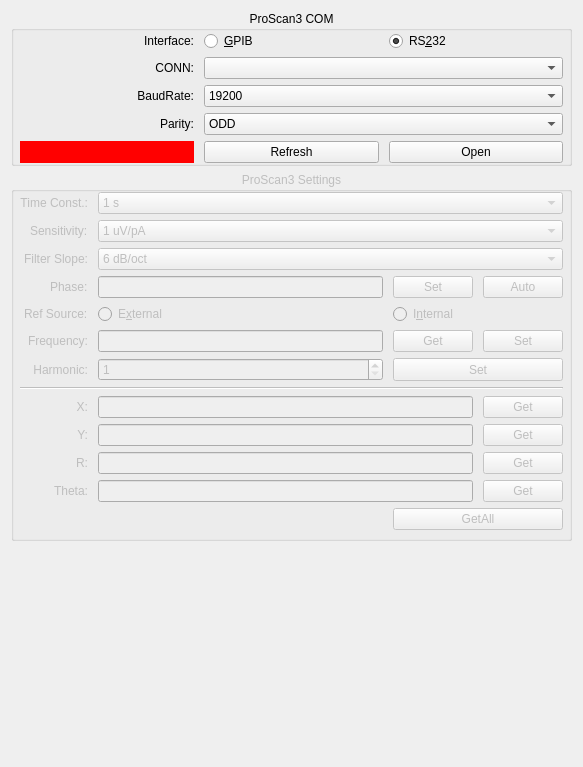
Qt form PriorScientific/ProScanIII/proscan3_config.ui (EdwarDu/autools) before a commit.
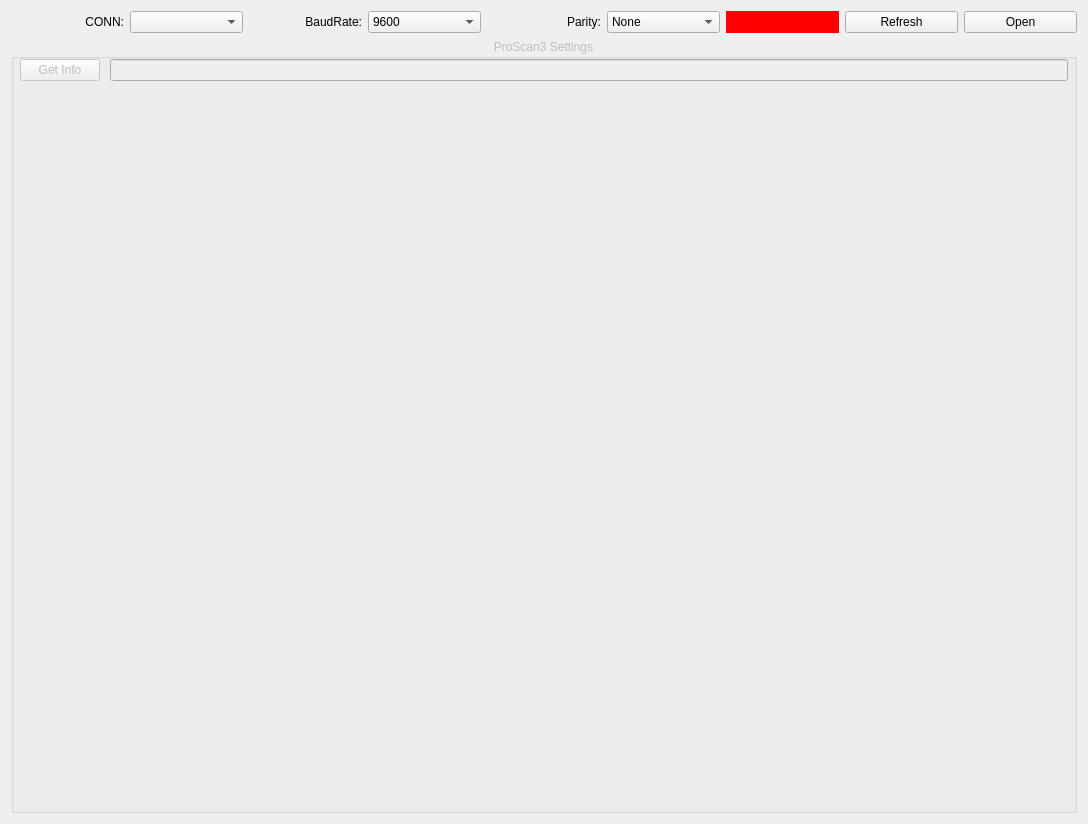
The same form after that commit.

```diff
--- a/PriorScientific/ProScanIII/proscan3_config.ui
+++ b/PriorScientific/ProScanIII/proscan3_config.ui
@@ -6,8 +6,8 @@
    <rect>
     <x>0</x>
     <y>0</y>
-    <width>583</width>
-    <height>767</height>
+    <width>1088</width>
+    <height>824</height>
    </rect>
   </property>
   <property name="windowTitle">
@@ -15,255 +15,162 @@
   </property>
   <layout class="QVBoxLayout" name="verticalLayout">
    <item>
-    <widget class="QGroupBox" name="groupBox_CONN">
-     <property name="sizePolicy">
-      <sizepolicy hsizetype="Preferred" vsizetype="Preferred">
-       <horstretch>0</horstretch>
-       <verstretch>0</verstretch>
-      </sizepolicy>
-     </property>
-     <property name="minimumSize">
-      <size>
-       <width>0</width>
-       <height>0</height>
-      </size>
-     </property>
-     <property name="title">
-      <string>ProScan3 COM</string>
-     </property>
-     <property name="alignment">
-      <set>Qt::AlignHCenter|Qt::AlignTop</set>
-     </property>
-     <layout class="QVBoxLayout" name="verticalLayout_2">
-      <property name="leftMargin">
-       <number>0</number>
-      </property>
-      <property name="topMargin">
-       <number>0</number>
-      </property>
-      <property name="rightMargin">
-       <number>0</number>
-      </property>
-      <property name="bottomMargin">
-       <number>0</number>
-      </property>
-      <item>
-       <layout class="QGridLayout" name="gridLayout">
-        <property name="leftMargin">
-         <number>6</number>
+    <layout class="QHBoxLayout" name="horizontalLayout">
+     <item>
+      <widget class="QLabel" name="label">
+       <property name="text">
+        <string>CONN:</string>
+       </property>
+       <property name="alignment">
+        <set>Qt::AlignRight|Qt::AlignTrailing|Qt::AlignVCenter</set>
+       </property>
+      </widget>
+     </item>
+     <item>
+      <widget class="QComboBox" name="comboBox_CONN">
+       <property name="enabled">
+        <bool>true</bool>
+       </property>
+       <property name="sizePolicy">
+        <sizepolicy hsizetype="Preferred" vsizetype="Fixed">
+         <horstretch>0</horstretch>
+         <verstretch>0</verstretch>
+        </sizepolicy>
+       </property>
+      </widget>
+     </item>
+     <item>
+      <widget class="QLabel" name="label_6">
+       <property name="text">
+        <string>BaudRate:</string>
+       </property>
+       <property name="alignment">
+        <set>Qt::AlignRight|Qt::AlignTrailing|Qt::AlignVCenter</set>
+       </property>
+      </widget>
+     </item>
+     <item>
+      <widget class="QComboBox" name="comboBox_COM_BaudRate">
+       <property name="editable">
+        <bool>false</bool>
+       </property>
+       <property name="currentText">
+        <string>9600</string>
+       </property>
+       <property name="currentIndex">
+        <number>0</number>
+       </property>
+       <item>
+        <property name="text">
+         <string>9600</string>
         </property>
-        <property name="rightMargin">
-         <number>6</number>
+       </item>
+       <item>
+        <property name="text">
+         <string>19200</string>
         </property>
-        <property name="horizontalSpacing">
-         <number>10</number>
+       </item>
+       <item>
+        <property name="text">
+         <string>38400</string>
         </property>
-        <item row="1" column="1" colspan="2">
-         <widget class="QComboBox" name="comboBox_CONN">
-          <property name="enabled">
-           <bool>true</bool>
-          </property>
-          <property name="sizePolicy">
-           <sizepolicy hsizetype="Preferred" vsizetype="Fixed">
-            <horstretch>0</horstretch>
-            <verstretch>0</verstretch>
-           </sizepolicy>
-          </property>
-         </widget>
-        </item>
-        <item row="4" column="0">
-         <widget class="QLabel" name="label_COM_Status">
-          <property name="styleSheet">
-           <string notr="true">background : red</string>
-          </property>
-          <property name="text">
-           <string/>
-          </property>
-          <property name="alignment">
-           <set>Qt::AlignCenter</set>
-          </property>
-          <property name="margin">
-           <number>0</number>
-          </property>
-         </widget>
-        </item>
-        <item row="4" column="2">
-         <widget class="QPushButton" name="pushButton_COM_Open">
-          <property name="maximumSize">
-           <size>
-            <width>16777215</width>
-            <height>16777215</height>
-           </size>
-          </property>
-          <property name="text">
-           <string>Open</string>
-          </property>
-          <property name="checkable">
-           <bool>true</bool>
-          </property>
-          <property name="flat">
-           <bool>false</bool>
-          </property>
-         </widget>
-        </item>
-        <item row="3" column="1" colspan="2">
-         <widget class="QComboBox" name="comboBox_COM_Parity">
-          <property name="currentText">
-           <string>ODD</string>
-          </property>
-          <property name="currentIndex">
-           <number>1</number>
-          </property>
-          <item>
-           <property name="text">
-            <string>None</string>
-           </property>
-          </item>
-          <item>
-           <property name="text">
-            <string>ODD</string>
-           </property>
-          </item>
-          <item>
-           <property name="text">
-            <string>EVEN</string>
-           </property>
-          </item>
-         </widget>
-        </item>
-        <item row="3" column="0">
-         <widget class="QLabel" name="label_7">
-          <property name="text">
-           <string>Parity:</string>
-          </property>
-          <property name="alignment">
-           <set>Qt::AlignRight|Qt::AlignTrailing|Qt::AlignVCenter</set>
-          </property>
-         </widget>
-        </item>
-        <item row="4" column="1">
-         <widget class="QPushButton" name="pushButton_COM_Refresh">
-          <property name="minimumSize">
-           <size>
-            <width>0</width>
-            <height>0</height>
-           </size>
-          </property>
-          <property name="maximumSize">
-           <size>
-            <width>16777215</width>
-            <height>16777215</height>
-           </size>
-          </property>
-          <property name="text">
-           <string>Refresh</string>
-          </property>
-          <property name="checkable">
-           <bool>false</bool>
-          </property>
-         </widget>
-        </item>
-        <item row="1" column="0">
-         <widget class="QLabel" name="label">
-          <property name="text">
-           <string>CONN:</string>
-          </property>
-          <property name="alignment">
-           <set>Qt::AlignRight|Qt::AlignTrailing|Qt::AlignVCenter</set>
-          </property>
-         </widget>
-        </item>
-        <item row="2" column="0">
-         <widget class="QLabel" name="label_6">
-          <property name="text">
-           <string>BaudRate:</string>
-          </property>
-          <property name="alignment">
-           <set>Qt::AlignRight|Qt::AlignTrailing|Qt::AlignVCenter</set>
-          </property>
-         </widget>
-        </item>
-        <item row="2" column="1" colspan="2">
-         <widget class="QComboBox" name="comboBox_COM_BaudRate">
-          <property name="editable">
-           <bool>false</bool>
-          </property>
-          <property name="currentText">
-           <string>19200</string>
-          </property>
-          <property name="currentIndex">
-           <number>1</number>
-          </property>
-          <item>
-           <property name="text">
-            <string>9600</string>
-           </property>
-          </item>
-          <item>
-           <property name="text">
-            <string>19200</string>
-           </property>
-          </item>
-          <item>
-           <property name="text">
-            <string>38400</string>
-           </property>
-          </item>
-          <item>
-           <property name="text">
-            <string>57600</string>
-           </property>
-          </item>
-          <item>
-           <property name="text">
-            <string>115200</string>
-           </property>
-          </item>
-         </widget>
-        </item>
-        <item row="0" column="0">
-         <widget class="QLabel" name="label_4">
-          <property name="text">
-           <string>Interface:</string>
-          </property>
-          <property name="alignment">
-           <set>Qt::AlignRight|Qt::AlignTrailing|Qt::AlignVCenter</set>
-          </property>
-         </widget>
-        </item>
-        <item row="0" column="1">
-         <widget class="QRadioButton" name="radioButton_Interf_GPIB">
-          <property name="minimumSize">
-           <size>
-            <width>0</width>
-            <height>0</height>
-           </size>
-          </property>
-          <property name="text">
-           <string>&amp;GPIB</string>
-          </property>
-         </widget>
-        </item>
-        <item row="0" column="2">
-         <widget class="QRadioButton" name="radioButton_Interf_RS232">
-          <property name="minimumSize">
-           <size>
-            <width>0</width>
-            <height>0</height>
-           </size>
-          </property>
-          <property name="text">
-           <string>RS&amp;232</string>
-          </property>
-          <property name="checked">
-           <bool>true</bool>
-          </property>
-         </widget>
-        </item>
-       </layout>
-      </item>
-     </layout>
-    </widget>
+       </item>
+       <item>
+        <property name="text">
+         <string>115200</string>
+        </property>
+       </item>
+      </widget>
+     </item>
+     <item>
+      <widget class="QLabel" name="label_7">
+       <property name="text">
+        <string>Parity:</string>
+       </property>
+       <property name="alignment">
+        <set>Qt::AlignRight|Qt::AlignTrailing|Qt::AlignVCenter</set>
+       </property>
+      </widget>
+     </item>
+     <item>
+      <widget class="QComboBox" name="comboBox_COM_Parity">
+       <property name="currentText">
+        <string>None</string>
+       </property>
+       <property name="currentIndex">
+        <number>0</number>
+       </property>
+       <item>
+        <property name="text">
+         <string>None</string>
+        </property>
+       </item>
+      </widget>
+     </item>
+     <item>
+      <widget class="QLabel" name="label_COM_Status">
+       <property name="minimumSize">
+        <size>
+         <width>40</width>
+         <height>0</height>
+        </size>
+       </property>
+       <property name="styleSheet">
+        <string notr="true">background : red</string>
+       </property>
+       <property name="text">
+        <string/>
+       </property>
+       <property name="alignment">
+        <set>Qt::AlignCenter</set>
+       </property>
+       <property name="margin">
+        <number>0</number>
+       </property>
+      </widget>
+     </item>
+     <item>
+      <widget class="QPushButton" name="pushButton_COM_Refresh">
+       <property name="minimumSize">
+        <size>
+         <width>0</width>
+         <height>0</height>
+        </size>
+       </property>
+       <property name="maximumSize">
+        <size>
+         <width>16777215</width>
+         <height>16777215</height>
+        </size>
+       </property>
+       <property name="text">
+        <string>Refresh</string>
+       </property>
+       <property name="checkable">
+        <bool>false</bool>
+       </property>
+      </widget>
+     </item>
+     <item>
+      <widget class="QPushButton" name="pushButton_COM_Open">
+       <property name="maximumSize">
+        <size>
+         <width>16777215</width>
+         <height>16777215</height>
+        </size>
+       </property>
+       <property name="text">
+        <string>Open</string>
+       </property>
+       <property name="checkable">
+        <bool>true</bool>
+       </property>
+       <property name="flat">
+        <bool>false</bool>
+       </property>
+      </widget>
+     </item>
+    </layout>
    </item>
    <item>
     <widget class="QGroupBox" name="groupBox_Settings">
@@ -302,7 +209,7 @@
        <number>8</number>
       </property>
       <item>
-       <layout class="QGridLayout" name="gridLayout_5" columnstretch="0,0,0,0,0">
+       <layout class="QGridLayout" name="gridLayout_5" columnstretch="0,0">
         <property name="leftMargin">
          <number>6</number>
         </property>
@@ -312,38 +219,8 @@
         <property name="horizontalSpacing">
          <number>10</number>
         </property>
-        <item row="0" column="0" colspan="2">
-         <widget class="QLabel" name="label_2">
-          <property name="text">
-           <string>Time Const.:</string>
-          </property>
-          <property name="alignment">
-           <set>Qt::AlignRight|Qt::AlignTrailing|Qt::AlignVCenter</set>
-          </property>
-         </widget>
-        </item>
-        <item row="5" column="0" colspan="2">
-         <widget class="QLabel" name="label_16">
-          <property name="text">
-           <string>Frequency:</string>
-          </property>
-          <property name="alignment">
-           <set>Qt::AlignRight|Qt::AlignTrailing|Qt::AlignVCenter</set>
-          </property>
-         </widget>
-        </item>
-        <item row="9" column="0" colspan="2">
-         <widget class="QLabel" name="label_11">
-          <property name="text">
-           <string>Y:</string>
-          </property>
-          <property name="alignment">
-           <set>Qt::AlignRight|Qt::AlignTrailing|Qt::AlignVCenter</set>
-          </property>
-         </widget>
-        </item>
-        <item row="12" column="3" colspan="2">
-         <widget class="QPushButton" name="pushButton_GetAll">
+        <item row="0" column="0">
+         <widget class="QPushButton" name="pushButton_GetInfo">
           <property name="sizePolicy">
            <sizepolicy hsizetype="Minimum" vsizetype="Preferred">
             <horstretch>0</horstretch>
@@ -357,764 +234,34 @@
            </size>
           </property>
           <property name="toolTip">
-           <string>Get X, Y, R, Theta, F</string>
-          </property>
-          <property name="text">
-           <string>GetAll</string>
-          </property>
-         </widget>
-        </item>
-        <item row="9" column="4">
-         <widget class="QPushButton" name="pushButton_GetY">
-          <property name="sizePolicy">
-           <sizepolicy hsizetype="Minimum" vsizetype="Preferred">
-            <horstretch>0</horstretch>
-            <verstretch>0</verstretch>
-           </sizepolicy>
-          </property>
-          <property name="maximumSize">
-           <size>
-            <width>16777215</width>
-            <height>16777215</height>
-           </size>
-          </property>
-          <property name="toolTip">
            <string/>
           </property>
           <property name="text">
-           <string>Get</string>
+           <string>Get Info</string>
           </property>
          </widget>
         </item>
-        <item row="0" column="2" colspan="3">
-         <widget class="QComboBox" name="comboBox_TimeConstant">
-          <property name="currentIndex">
-           <number>10</number>
-          </property>
-          <item>
-           <property name="text">
-            <string>10 us</string>
-           </property>
-          </item>
-          <item>
-           <property name="text">
-            <string>30 us</string>
-           </property>
-          </item>
-          <item>
-           <property name="text">
-            <string>100 us</string>
-           </property>
-          </item>
-          <item>
-           <property name="text">
-            <string>300 us</string>
-           </property>
-          </item>
-          <item>
-           <property name="text">
-            <string>1 ms</string>
-           </property>
-          </item>
-          <item>
-           <property name="text">
-            <string>3 ms</string>
-           </property>
-          </item>
-          <item>
-           <property name="text">
-            <string>10 ms</string>
-           </property>
-          </item>
-          <item>
-           <property name="text">
-            <string>30 ms</string>
-           </property>
-          </item>
-          <item>
-           <property name="text">
-            <string>100 ms</string>
-           </property>
-          </item>
-          <item>
-           <property name="text">
-            <string>300 ms</string>
-           </property>
-          </item>
-          <item>
-           <property name="text">
-            <string>1 s</string>
-           </property>
-          </item>
-          <item>
-           <property name="text">
-            <string>3 s</string>
-           </property>
-          </item>
-          <item>
-           <property name="text">
-            <string>10 s</string>
-           </property>
-          </item>
-          <item>
-           <property name="text">
-            <string>30 s</string>
-           </property>
-          </item>
-          <item>
-           <property name="text">
-            <string>100 s</string>
-           </property>
-          </item>
-          <item>
-           <property name="text">
-            <string>300 s</string>
-           </property>
-          </item>
-          <item>
-           <property name="text">
-            <string>1 ks</string>
-           </property>
-          </item>
-          <item>
-           <property name="text">
-            <string>3 ks</string>
-           </property>
-          </item>
-          <item>
-           <property name="text">
-            <string>10 ks</string>
-           </property>
-          </item>
-          <item>
-           <property name="text">
-            <string>30 ks</string>
-           </property>
-          </item>
-         </widget>
-        </item>
-        <item row="7" column="0" colspan="5">
-         <widget class="Line" name="line">
-          <property name="orientation">
-           <enum>Qt::Horizontal</enum>
-          </property>
-         </widget>
-        </item>
-        <item row="6" column="3" colspan="2">
-         <widget class="QPushButton" name="pushButton_SetHarmonic">
-          <property name="sizePolicy">
-           <sizepolicy hsizetype="Minimum" vsizetype="Preferred">
-            <horstretch>0</horstretch>
-            <verstretch>0</verstretch>
-           </sizepolicy>
-          </property>
-          <property name="maximumSize">
-           <size>
-            <width>16777215</width>
-            <height>16777215</height>
-           </size>
-          </property>
-          <property name="toolTip">
-           <string/>
-          </property>
-          <property name="text">
-           <string>Set</string>
-          </property>
-         </widget>
-        </item>
-        <item row="11" column="4">
-         <widget class="QPushButton" name="pushButton_GetTheta">
-          <property name="sizePolicy">
-           <sizepolicy hsizetype="Minimum" vsizetype="Preferred">
-            <horstretch>0</horstretch>
-            <verstretch>0</verstretch>
-           </sizepolicy>
-          </property>
-          <property name="maximumSize">
-           <size>
-            <width>16777215</width>
-            <height>16777215</height>
-           </size>
-          </property>
-          <property name="toolTip">
-           <string/>
-          </property>
-          <property name="text">
-           <string>Get</string>
-          </property>
-         </widget>
-        </item>
-        <item row="11" column="2" colspan="2">
-         <widget class="QLineEdit" name="lineEdit_Theta">
-          <property name="sizePolicy">
-           <sizepolicy hsizetype="Expanding" vsizetype="Preferred">
-            <horstretch>0</horstretch>
-            <verstretch>0</verstretch>
-           </sizepolicy>
-          </property>
-          <property name="maximumSize">
-           <size>
-            <width>16777215</width>
-            <height>16777215</height>
-           </size>
-          </property>
-          <property name="toolTip">
-           <string>ProScan3 Phase (float)</string>
-          </property>
-          <property name="inputMethodHints">
-           <set>Qt::ImhFormattedNumbersOnly</set>
-          </property>
-         </widget>
-        </item>
-        <item row="2" column="2" colspan="3">
-         <widget class="QComboBox" name="comboBox_FilterSlope">
-          <property name="currentIndex">
-           <number>0</number>
-          </property>
-          <item>
-           <property name="text">
-            <string>6 dB/oct</string>
-           </property>
-          </item>
-          <item>
-           <property name="text">
-            <string>12 dB/oct</string>
-           </property>
-          </item>
-          <item>
-           <property name="text">
-            <string>18 dB/oct</string>
-           </property>
-          </item>
-          <item>
-           <property name="text">
-            <string>24 dB/oct</string>
-           </property>
-          </item>
-         </widget>
-        </item>
-        <item row="4" column="2">
-         <widget class="QRadioButton" name="radioButton_ref_src_external">
-          <property name="minimumSize">
-           <size>
-            <width>0</width>
-            <height>0</height>
-           </size>
-          </property>
-          <property name="text">
-           <string>E&amp;xternal</string>
-          </property>
-         </widget>
-        </item>
-        <item row="3" column="3" alignment="Qt::AlignHCenter">
-         <widget class="QPushButton" name="pushButton_SetPhase">
-          <property name="sizePolicy">
-           <sizepolicy hsizetype="Minimum" vsizetype="Preferred">
-            <horstretch>0</horstretch>
-            <verstretch>0</verstretch>
-           </sizepolicy>
-          </property>
-          <property name="maximumSize">
-           <size>
-            <width>16777215</width>
-            <height>16777215</height>
-           </size>
-          </property>
-          <property name="toolTip">
-           <string/>
-          </property>
-          <property name="text">
-           <string>Set</string>
-          </property>
-         </widget>
-        </item>
-        <item row="5" column="2">
-         <widget class="QLineEdit" name="lineEdit_Frequency">
-          <property name="sizePolicy">
-           <sizepolicy hsizetype="Expanding" vsizetype="Preferred">
-            <horstretch>0</horstretch>
-            <verstretch>0</verstretch>
-           </sizepolicy>
-          </property>
-          <property name="maximumSize">
-           <size>
-            <width>16777215</width>
-            <height>16777215</height>
-           </size>
-          </property>
-          <property name="toolTip">
-           <string>ProScan3 Phase (float)</string>
-          </property>
-          <property name="inputMethodHints">
-           <set>Qt::ImhFormattedNumbersOnly</set>
-          </property>
-         </widget>
-        </item>
-        <item row="1" column="0" colspan="2" alignment="Qt::AlignRight">
-         <widget class="QLabel" name="label_3">
-          <property name="text">
-           <string>Sensitivity:</string>
-          </property>
-         </widget>
-        </item>
-        <item row="1" column="2" colspan="3">
-         <widget class="QComboBox" name="comboBox_Sensitivity">
-          <property name="currentIndex">
-           <number>10</number>
-          </property>
-          <item>
-           <property name="text">
-            <string>2 nV/fA</string>
-           </property>
-          </item>
-          <item>
-           <property name="text">
-            <string>5 nV/fA</string>
-           </property>
-          </item>
-          <item>
-           <property name="text">
-            <string>2 nV/fA</string>
-           </property>
-          </item>
-          <item>
-           <property name="text">
-            <string>5 nV/fA</string>
-           </property>
-          </item>
-          <item>
-           <property name="text">
-            <string>10 nV/fA</string>
-           </property>
-          </item>
-          <item>
-           <property name="text">
-            <string>20 nV/fA</string>
-           </property>
-          </item>
-          <item>
-           <property name="text">
-            <string>50 nV/fA</string>
-           </property>
-          </item>
-          <item>
-           <property name="text">
-            <string>100 nV/fA</string>
-           </property>
-          </item>
-          <item>
-           <property name="text">
-            <string>200 nV/fA</string>
-           </property>
-          </item>
-          <item>
-           <property name="text">
-            <string>500 nV/fA</string>
-           </property>
-          </item>
-          <item>
-           <property name="text">
-            <string>1 uV/pA</string>
-           </property>
-          </item>
-          <item>
-           <property name="text">
-            <string>2 uV/pA</string>
-           </property>
-          </item>
-          <item>
-           <property name="text">
-            <string>5 uV/pA</string>
-           </property>
-          </item>
-          <item>
-           <property name="text">
-            <string>10 uV/pA</string>
-           </property>
-          </item>
-          <item>
-           <property name="text">
-            <string>20 uV/pA</string>
-           </property>
-          </item>
-          <item>
-           <property name="text">
-            <string>50 uV/pA</string>
-           </property>
-          </item>
-          <item>
-           <property name="text">
-            <string>100 uV/pA</string>
-           </property>
-          </item>
-          <item>
-           <property name="text">
-            <string>200 uV/pA</string>
-           </property>
-          </item>
-          <item>
-           <property name="text">
-            <string>500 uV/pA</string>
-           </property>
-          </item>
-          <item>
-           <property name="text">
-            <string>1 mV/nA</string>
-           </property>
-          </item>
-          <item>
-           <property name="text">
-            <string>2 mV/nA</string>
-           </property>
-          </item>
-          <item>
-           <property name="text">
-            <string>5 mV/nA</string>
-           </property>
-          </item>
-          <item>
-           <property name="text">
-            <string>10 mV/nA</string>
-           </property>
-          </item>
-          <item>
-           <property name="text">
-            <string>20 mV/nA</string>
-           </property>
-          </item>
-          <item>
-           <property name="text">
-            <string>50 mV/nA</string>
-           </property>
-          </item>
-          <item>
-           <property name="text">
-            <string>100 mV/nA</string>
-           </property>
-          </item>
-          <item>
-           <property name="text">
-            <string>200 mV/nA</string>
-           </property>
-          </item>
-          <item>
-           <property name="text">
-            <string>500 mV/nA</string>
-           </property>
-          </item>
-          <item>
-           <property name="text">
-            <string>1 V/uA</string>
-           </property>
-          </item>
-         </widget>
-        </item>
-        <item row="3" column="0" colspan="2" alignment="Qt::AlignRight">
-         <widget class="QLabel" name="label_8">
-          <property name="text">
-           <string>Phase:</string>
-          </property>
-         </widget>
-        </item>
-        <item row="6" column="0" colspan="2">
-         <widget class="QLabel" name="label_14">
-          <property name="text">
-           <string>Harmonic:</string>
-          </property>
-          <property name="alignment">
-           <set>Qt::AlignRight|Qt::AlignTrailing|Qt::AlignVCenter</set>
-          </property>
-         </widget>
-        </item>
-        <item row="4" column="0" colspan="2" alignment="Qt::AlignRight">
-         <widget class="QLabel" name="label_9">
-          <property name="text">
-           <string>Ref Source:</string>
-          </property>
-         </widget>
-        </item>
-        <item row="5" column="3">
-         <widget class="QPushButton" name="pushButton_GetFrequency">
-          <property name="sizePolicy">
-           <sizepolicy hsizetype="Minimum" vsizetype="Preferred">
-            <horstretch>0</horstretch>
-            <verstretch>0</verstretch>
-           </sizepolicy>
-          </property>
-          <property name="maximumSize">
-           <size>
-            <width>16777215</width>
-            <height>16777215</height>
-           </size>
-          </property>
-          <property name="toolTip">
-           <string/>
-          </property>
-          <property name="text">
-           <string>Get</string>
-          </property>
-         </widget>
-        </item>
-        <item row="8" column="0" colspan="2">
-         <widget class="QLabel" name="label_10">
-          <property name="text">
-           <string>X:</string>
-          </property>
-          <property name="alignment">
-           <set>Qt::AlignRight|Qt::AlignTrailing|Qt::AlignVCenter</set>
-          </property>
-         </widget>
-        </item>
-        <item row="3" column="4" alignment="Qt::AlignHCenter">
-         <widget class="QPushButton" name="pushButton_Autophase">
-          <property name="sizePolicy">
-           <sizepolicy hsizetype="Minimum" vsizetype="Preferred">
-            <horstretch>0</horstretch>
-            <verstretch>0</verstretch>
-           </sizepolicy>
-          </property>
-          <property name="maximumSize">
-           <size>
-            <width>16777215</width>
-            <height>16777215</height>
-           </size>
-          </property>
-          <property name="toolTip">
-           <string/>
-          </property>
-          <property name="text">
-           <string>Auto</string>
-          </property>
-         </widget>
-        </item>
-        <item row="10" column="4">
-         <widget class="QPushButton" name="pushButton_GetR">
-          <property name="sizePolicy">
-           <sizepolicy hsizetype="Minimum" vsizetype="Preferred">
-            <horstretch>0</horstretch>
-            <verstretch>0</verstretch>
-           </sizepolicy>
-          </property>
-          <property name="maximumSize">
-           <size>
-            <width>16777215</width>
-            <height>16777215</height>
-           </size>
-          </property>
-          <property name="toolTip">
-           <string/>
-          </property>
-          <property name="text">
-           <string>Get</string>
-          </property>
-         </widget>
-        </item>
-        <item row="3" column="2">
-         <widget class="QLineEdit" name="lineEdit_phase">
-          <property name="sizePolicy">
-           <sizepolicy hsizetype="Expanding" vsizetype="Preferred">
-            <horstretch>0</horstretch>
-            <verstretch>0</verstretch>
-           </sizepolicy>
-          </property>
-          <property name="maximumSize">
-           <size>
-            <width>16777215</width>
-            <height>16777215</height>
-           </size>
-          </property>
-          <property name="toolTip">
-           <string>ProScan3 Phase (float)</string>
-          </property>
-          <property name="inputMethodHints">
-           <set>Qt::ImhFormattedNumbersOnly</set>
-          </property>
-         </widget>
-        </item>
-        <item row="11" column="0" colspan="2">
-         <widget class="QLabel" name="label_12">
-          <property name="text">
-           <string>Theta:</string>
-          </property>
-          <property name="alignment">
-           <set>Qt::AlignRight|Qt::AlignTrailing|Qt::AlignVCenter</set>
-          </property>
-         </widget>
-        </item>
-        <item row="4" column="3" colspan="2">
-         <widget class="QRadioButton" name="radioButton_ref_src_internal">
-          <property name="minimumSize">
-           <size>
-            <width>0</width>
-            <height>0</height>
-           </size>
-          </property>
-          <property name="text">
-           <string>I&amp;nternal</string>
-          </property>
-         </widget>
-        </item>
-        <item row="10" column="2" colspan="2">
-         <widget class="QLineEdit" name="lineEdit_R">
-          <property name="sizePolicy">
-           <sizepolicy hsizetype="Expanding" vsizetype="Preferred">
-            <horstretch>0</horstretch>
-            <verstretch>0</verstretch>
-           </sizepolicy>
-          </property>
-          <property name="maximumSize">
-           <size>
-            <width>16777215</width>
-            <height>16777215</height>
-           </size>
-          </property>
-          <property name="toolTip">
-           <string>ProScan3 Phase (float)</string>
-          </property>
-          <property name="inputMethodHints">
-           <set>Qt::ImhFormattedNumbersOnly</set>
-          </property>
-         </widget>
-        </item>
-        <item row="2" column="0" colspan="2">
-         <widget class="QLabel" name="label_15">
-          <property name="text">
-           <string>Filter Slope:</string>
-          </property>
-          <property name="alignment">
-           <set>Qt::AlignRight|Qt::AlignTrailing|Qt::AlignVCenter</set>
-          </property>
-         </widget>
-        </item>
-        <item row="8" column="4">
-         <widget class="QPushButton" name="pushButton_GetX">
-          <property name="sizePolicy">
-           <sizepolicy hsizetype="Minimum" vsizetype="Preferred">
-            <horstretch>0</horstretch>
-            <verstretch>0</verstretch>
-           </sizepolicy>
-          </property>
-          <property name="maximumSize">
-           <size>
-            <width>16777215</width>
-            <height>16777215</height>
-           </size>
-          </property>
-          <property name="toolTip">
-           <string/>
-          </property>
-          <property name="text">
-           <string>Get</string>
-          </property>
-         </widget>
-        </item>
-        <item row="6" column="2">
-         <widget class="QSpinBox" name="spinBox_Harmonic">
-          <property name="keyboardTracking">
-           <bool>false</bool>
-          </property>
-          <property name="minimum">
-           <number>1</number>
-          </property>
-          <property name="maximum">
-           <number>19999</number>
-          </property>
-         </widget>
-        </item>
-        <item row="10" column="0" colspan="2">
-         <widget class="QLabel" name="label_13">
-          <property name="text">
-           <string>R:</string>
-          </property>
-          <property name="alignment">
-           <set>Qt::AlignRight|Qt::AlignTrailing|Qt::AlignVCenter</set>
-          </property>
-         </widget>
-        </item>
-        <item row="8" column="2" colspan="2">
-         <widget class="QLineEdit" name="lineEdit_X">
-          <property name="sizePolicy">
-           <sizepolicy hsizetype="Expanding" vsizetype="Preferred">
-            <horstretch>0</horstretch>
-            <verstretch>0</verstretch>
-           </sizepolicy>
-          </property>
-          <property name="maximumSize">
-           <size>
-            <width>16777215</width>
-            <height>16777215</height>
-           </size>
-          </property>
-          <property name="toolTip">
-           <string>ProScan3 Phase (float)</string>
-          </property>
-          <property name="inputMethodHints">
-           <set>Qt::ImhFormattedNumbersOnly</set>
-          </property>
-         </widget>
-        </item>
-        <item row="9" column="2" colspan="2">
-         <widget class="QLineEdit" name="lineEdit_Y">
-          <property name="sizePolicy">
-           <sizepolicy hsizetype="Expanding" vsizetype="Preferred">
-            <horstretch>0</horstretch>
-            <verstretch>0</verstretch>
-           </sizepolicy>
-          </property>
-          <property name="maximumSize">
-           <size>
-            <width>16777215</width>
-            <height>16777215</height>
-           </size>
-          </property>
-          <property name="toolTip">
-           <string>ProScan3 Phase (float)</string>
-          </property>
-          <property name="inputMethodHints">
-           <set>Qt::ImhFormattedNumbersOnly</set>
-          </property>
-         </widget>
-        </item>
-        <item row="5" column="4">
-         <widget class="QPushButton" name="pushButton_SetFrequency">
-          <property name="sizePolicy">
-           <sizepolicy hsizetype="Minimum" vsizetype="Preferred">
-            <horstretch>0</horstretch>
-            <verstretch>0</verstretch>
-           </sizepolicy>
-          </property>
-          <property name="maximumSize">
-           <size>
-            <width>16777215</width>
-            <height>16777215</height>
-           </size>
-          </property>
-          <property name="toolTip">
-           <string/>
-          </property>
-          <property name="text">
-           <string>Set</string>
-          </property>
-         </widget>
+        <item row="0" column="1">
+         <widget class="QLineEdit" name="lineEdit"/>
         </item>
        </layout>
       </item>
+      <item>
+       <spacer name="verticalSpacer">
+        <property name="orientation">
+         <enum>Qt::Vertical</enum>
+        </property>
+        <property name="sizeHint" stdset="0">
+         <size>
+          <width>20</width>
+          <height>40</height>
+         </size>
+        </property>
+       </spacer>
+      </item>
      </layout>
     </widget>
    </item>
-   <item>
-    <spacer name="verticalSpacer">
-     <property name="orientation">
-      <enum>Qt::Vertical</enum>
-     </property>
-     <property name="sizeHint" stdset="0">
-      <size>
-       <width>20</width>
-       <height>40</height>
-      </size>
-     </property>
-    </spacer>
-   </item>
   </layout>
  </widget>
  <tabstops>
```
Left out of the diff: 30 changed lines with no effect on the pictures.
